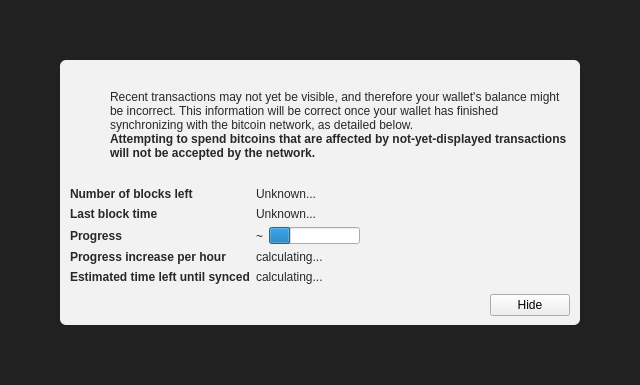
Above: src/qt/forms/modaloverlay.ui from quavence/quavence-node before the change. Below: the same form after it.
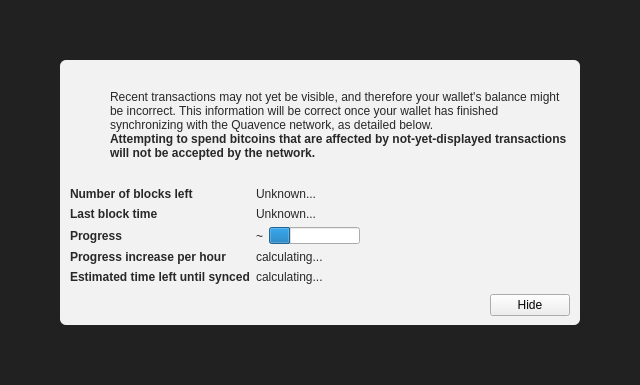
That is the form after the change. Icons and pictures are not drawn. Custom widgets are drawn as their Qt base class.

Commit message: Apply Quavence wallet fixes, emission schedule, and branding rebrand

Patch:
```diff
--- a/src/qt/forms/modaloverlay.ui
+++ b/src/qt/forms/modaloverlay.ui
@@ -130,7 +130,7 @@
              <item>
               <widget class="QLabel" name="infoText">
                <property name="text">
-                <string>Recent transactions may not yet be visible, and therefore your wallet's balance might be incorrect. This information will be correct once your wallet has finished synchronizing with the bitcoin network, as detailed below.</string>
+                <string>Recent transactions may not yet be visible, and therefore your wallet's balance might be incorrect. This information will be correct once your wallet has finished synchronizing with the Quavence network, as detailed below.</string>
                </property>
                <property name="textFormat">
                 <enum>Qt::RichText</enum>
```
The commit also changes 116 other files.
